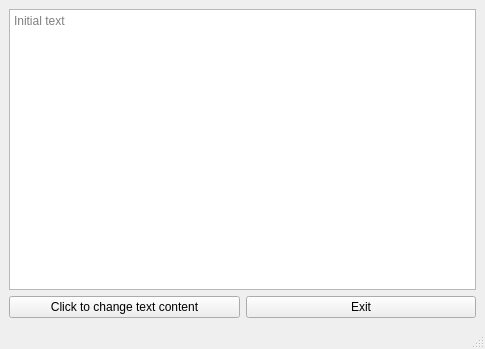
namhnz/python-qt5-init-template, file MainWindow.ui: the form before one commit.
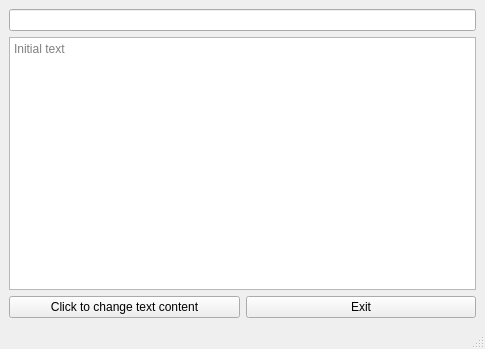
The form after the commit.

Commit message: them chuc nang thay doi noi dung text hien thi khi nhan vao button

```diff
--- a/MainWindow.ui
+++ b/MainWindow.ui
@@ -21,7 +21,10 @@
        <enum>QLayout::SetMaximumSize</enum>
       </property>
       <item>
-       <widget class="QTextBrowser" name="textBrowser">
+       <widget class="QLineEdit" name="userInputLineEdit"/>
+      </item>
+      <item>
+       <widget class="QTextBrowser" name="outputDisplayTextBrowser">
         <property name="placeholderText">
          <string>Initial text</string>
         </property>
```
Left out of the diff: 2 changed lines with no effect on the pictures. The commit also changes 2 other files.
